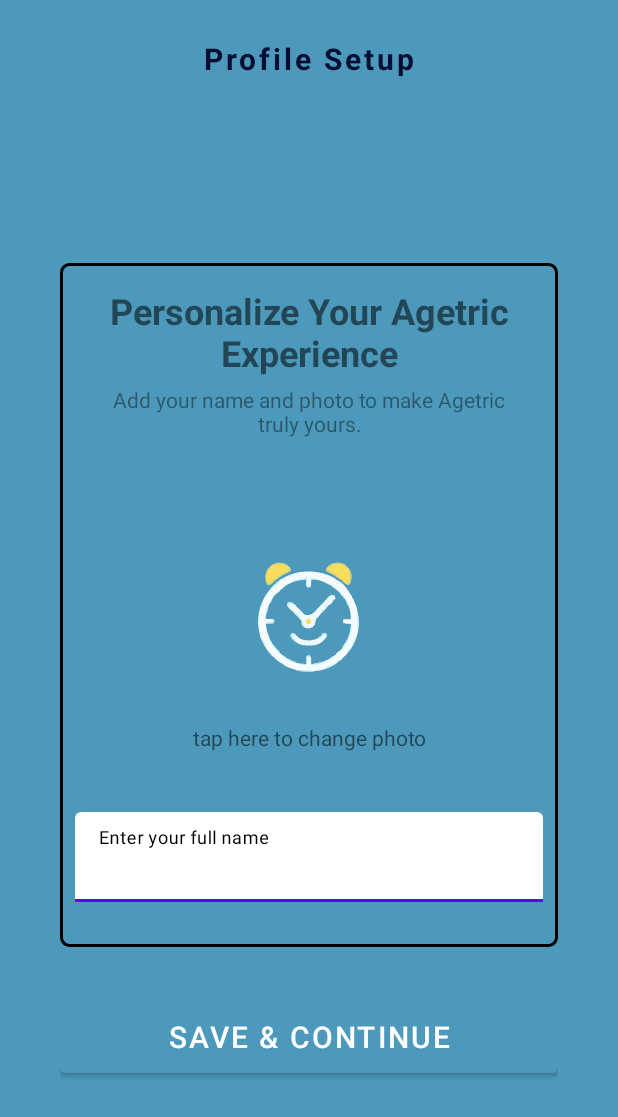
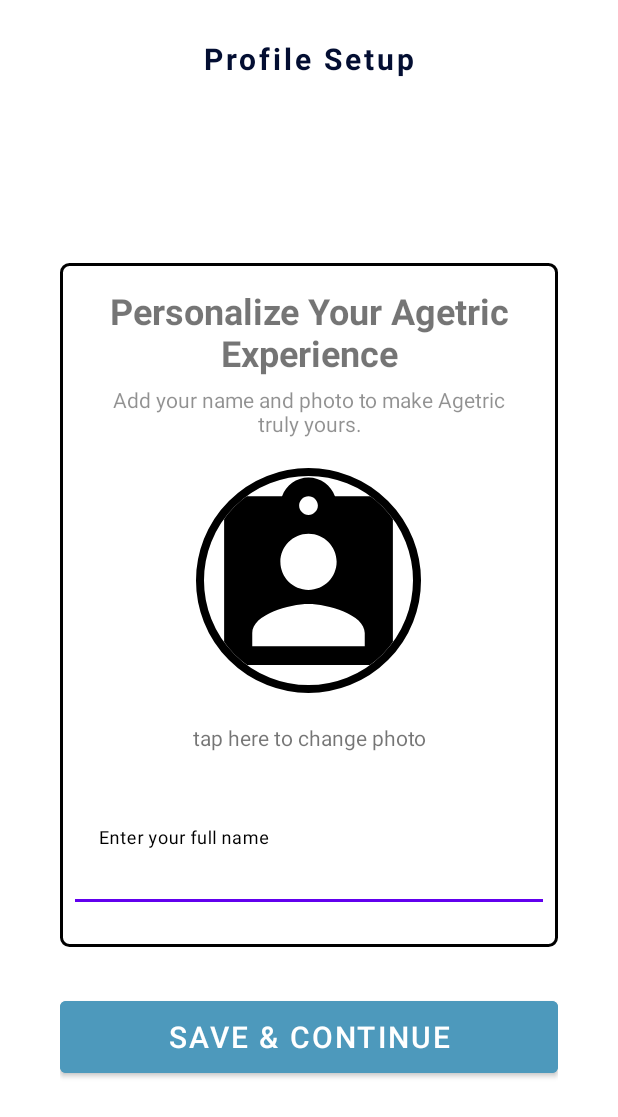
Before and after one commit to Adamweb-jido/AgeCalculator, an Android app: the layout fragment_set_up_profile.xml on its own in the app's theme, with its tools: preview values and no code run, on a phone screen of 412 x 824 dp. Shown: the top 1117 px of the screen. Run offline under Robolectric (Android 15) with nearby library versions, the phone set to English and light mode, and no system bars.

Commit message:
Some changes on setup profile

```diff
--- a/app/src/main/java/com/adamweb/agecalculator/OnboardFragment.kt
+++ b/app/src/main/java/com/adamweb/agecalculator/OnboardFragment.kt
@@ -4,10 +4,7 @@
 import android.view.LayoutInflater
 import android.view.View
 import android.view.ViewGroup
-import android.view.Window
-import android.view.WindowInsetsController
 import android.widget.FrameLayout
-import android.widget.Toast
 import androidx.appcompat.app.AppCompatActivity
 import androidx.core.view.WindowCompat
 import androidx.core.view.WindowInsetsCompat
@@ -55,6 +52,7 @@
         }
 
         binding.skipBtn.setOnClickListener {
+            activity?.findViewById<ViewPager2>(R.id.onboardViewPager)?.visibility = View.GONE
             parentFragmentManager.beginTransaction().replace(R.id.frameContainer, profilePage).commit()
             activity?.findViewById<FrameLayout>(R.id.frameContainer)?.visibility = View.VISIBLE
         }
@@ -63,6 +61,7 @@
             text = if (isLast) "Jump In" else "Next"
             setOnClickListener {
                 if (isLast){
+                    activity?.findViewById<ViewPager2>(R.id.onboardViewPager)?.visibility = View.GONE
                     parentFragmentManager.beginTransaction().replace(R.id.frameContainer, profilePage).commit()
                     activity?.findViewById<FrameLayout>(R.id.frameContainer)?.visibility = View.VISIBLE
                 } else {
--- /dev/null
+++ b/app/src/main/res/drawable/profile_hint.xml
@@ -0,0 +1,5 @@
+<vector xmlns:android="http://schemas.android.com/apk/res/android" android:height="24dp" android:tint="#000000" android:viewportHeight="24" android:viewportWidth="24" android:width="24dp">
+
+    <path android:fillColor="@android:color/white" android:pathData="M19,3h-4.18C14.4,1.84 13.3,1 12,1c-1.3,0 -2.4,0.84 -2.82,2L5,3c-1.1,0 -2,0.9 -2,2v14c0,1.1 0.9,2 2,2h14c1.1,0 2,-0.9 2,-2L21,5c0,-1.1 -0.9,-2 -2,-2zM12,3c0.55,0 1,0.45 1,1s-0.45,1 -1,1 -1,-0.45 -1,-1 0.45,-1 1,-1zM12,7c1.66,0 3,1.34 3,3s-1.34,3 -3,3 -3,-1.34 -3,-3 1.34,-3 3,-3zM18,19L6,19v-1.4c0,-2 4,-3.1 6,-3.1s6,1.1 6,3.1L18,19z"/>
+
+</vector>
--- a/app/src/main/res/layout/fragment_set_up_profile.xml
+++ b/app/src/main/res/layout/fragment_set_up_profile.xml
@@ -5,6 +5,7 @@
     android:layout_height="match_parent"
     xmlns:app="http://schemas.android.com/apk/res-auto"
     android:orientation="vertical"
+    android:background="@color/white"
     android:padding="10dp"
     tools:context=".SetUpProfileFragment">
 
@@ -52,6 +53,7 @@
                 android:layout_width="150dp"
                 android:layout_height="150dp"
                 android:layout_gravity="center"
+                android:src="@drawable/profile_hint"
                 android:layout_marginTop="20dp"
                 app:civ_border_color="@color/black"
                 app:civ_border_width="5dp"/>
```
Also changed, not shown: app/src/main/java/com/adamweb/agecalculator/SetUpProfileFragment.kt (+19 -1 lines).
